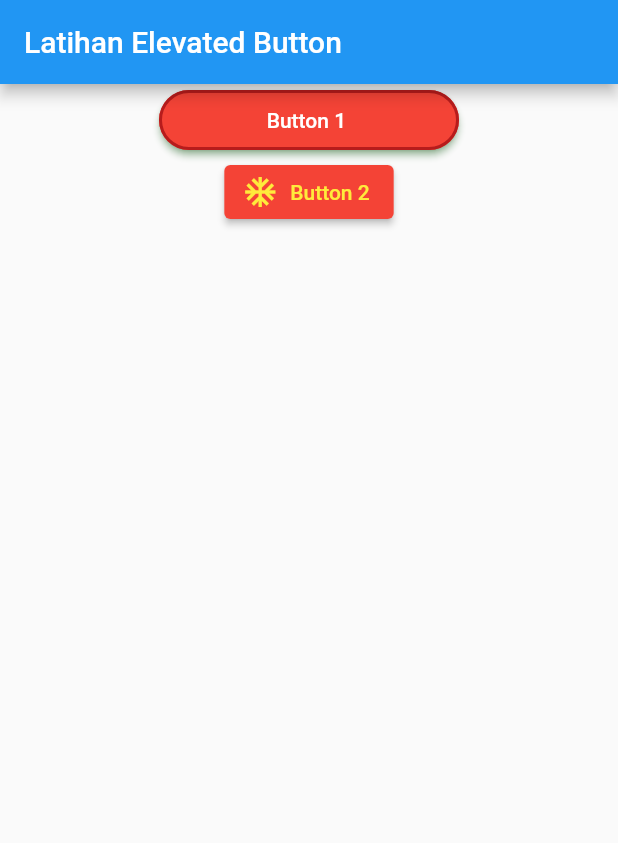
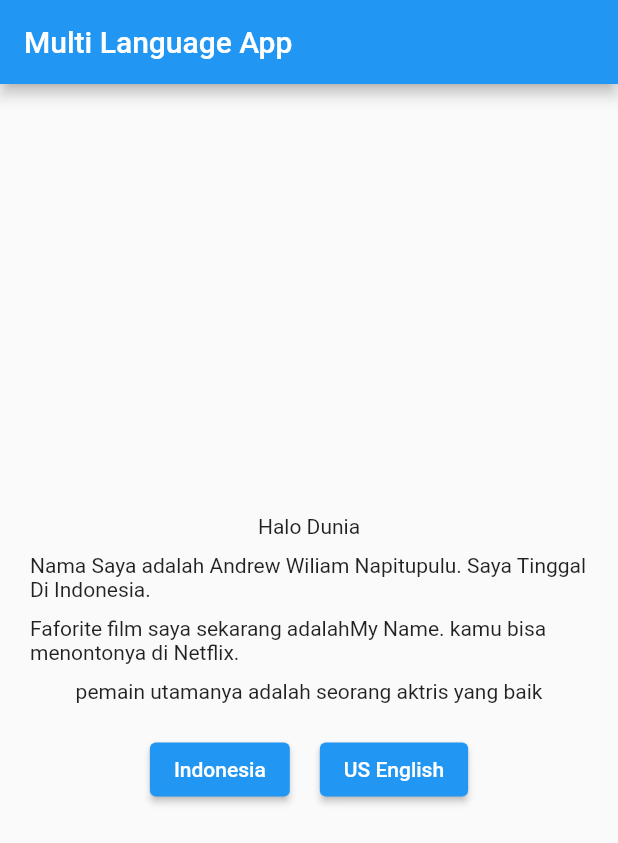
Before and after one commit to angular403/flutter_fundamental2, a Flutter app: the screen it shows after launch, on a phone screen of 412 x 824 dp. Shown: the top 843 px of the screen. Run offline on Flutter 3.47's test engine with Material 2 defaults, Android fonts, the phone set to English and light mode, and no system bars; our stand-ins replace bloc, easy_localization, equatable, flutter_bloc.

Commit message:
multi language flutter

```diff
--- /dev/null
+++ b/assets/translations/en-US.json
@@ -0,0 +1,10 @@
+{
+    "greeting": "Hello World",
+    "name": "My Name is {}. I live in{}.",
+    "film": "My Favourite film right now is {title}. You can watch it on {platform}",
+    "character": {
+        "male": "The main character is a good actor",
+        "female": "The main character is a good actress",
+        "other": "The actors and The actress are very good."
+    }
+}
--- /dev/null
+++ b/assets/translations/id.json
@@ -0,0 +1,10 @@
+{
+    "greeting": "Halo Dunia",
+    "name": "Nama Saya adalah {}. Saya Tinggal Di {}.",
+    "film": "Faforite film saya sekarang adalah{title}. kamu bisa menontonya di {platform}.",
+    "character": {
+        "male": "pemain utamanya adalah seorang aktor yang baik",
+        "female": "pemain utamanya adalah seorang aktris yang baik",
+        "other": "para aktor dan aktris sangat keren."
+    }
+}
--- /dev/null
+++ b/lib/bloc/user_bloc.dart
@@ -0,0 +1,21 @@
+import 'package:bloc/bloc.dart';
+import 'package:equatable/equatable.dart';
+import 'package:flutter_fundamental/user.dart';
+
+part 'user_event.dart';
+part 'user_state.dart';
+
+class UserBloc extends Bloc<UserEvent, UserState> {
+  UserBloc() : super(UserInitial()) {
+    @override
+    Stream<UserState> mapEventToState(
+      UserEvent event,
+    ) async* {
+      if (event is ChangeNameEvent) {
+        yield UserLoaded(User(name: event.name, age: state.user.age));
+      } else if (event is BirthdayEvent) {
+      yield UserLoaded(User(name: state.user.name, age: state.user.age + 1));
+      }
+    }
+  }
+}
--- /dev/null
+++ b/lib/bloc/user_event.dart
@@ -0,0 +1,17 @@
+part of 'user_bloc.dart';
+
+abstract class UserEvent extends Equatable {
+  const UserEvent();
+
+  @override
+  List<Object> get props => [];
+}
+
+class ChangeNameEvent extends UserEvent {
+  final String name;
+  ChangeNameEvent(this.name);
+
+
+}
+
+class BirthdayEvent extends UserEvent{}
--- /dev/null
+++ b/lib/bloc/user_state.dart
@@ -0,0 +1,17 @@
+part of 'user_bloc.dart';
+
+abstract class UserState extends Equatable {
+  final User user;
+  const UserState(this.user);
+
+  @override
+  List<Object> get props => [user];
+}
+
+class UserInitial extends UserState {
+  UserInitial() : super(User(name: 'no Name', age: 0));
+}
+
+class UserLoaded extends UserState {
+  UserLoaded(User user) : super(user);
+}
--- a/lib/main.dart
+++ b/lib/main.dart
@@ -1,7 +1,22 @@
+import 'package:easy_localization/easy_localization.dart';
 import 'package:flutter/material.dart';
+import 'package:flutter_bloc/flutter_bloc.dart';
+import 'package:flutter_fundamental/bloc/user_bloc.dart';
 
-void main() {
-  runApp(MyApp());
+void main() async {
+  WidgetsFlutterBinding.ensureInitialized();
+  await EasyLocalization.ensureInitialized();
+  runApp(
+    EasyLocalization(
+      supportedLocales: [
+        Locale('id'),
+        Locale('en', 'US'),
+      ],
+      path: 'assets/translations',
+      startLocale: Locale('id'),
+      child: MyApp(),
+    ),
+  );
 }
 
 class MyApp extends StatelessWidget {
@@ -9,48 +24,118 @@ class MyApp extends StatelessWidget {
 
   @override
   Widget build(BuildContext context) {
-    return MaterialApp(
-      debugShowCheckedModeBanner: false,
-      home: Latihan(),
+    return BlocProvider(
+      create: (context) => UserBloc(),
+      child: MaterialApp(
+        localizationsDelegates: context.localizationDelegates,
+        supportedLocales: context.supportedLocales,
+        locale: context.locale,
+        debugShowCheckedModeBanner: false,
+        home: MultiLanguage(),
+      ),
     );
   }
 }
 
-class Latihan extends StatelessWidget {
-  const Latihan({Key? key}) : super(key: key);
+class MultiLanguage extends StatelessWidget {
+  const MultiLanguage({Key? key}) : super(key: key);
 
   @override
   Widget build(BuildContext context) {
     return Scaffold(
       appBar: AppBar(
-        title: Text('Latihan Elevated Button'),
+        title: Text('Multi Language App'),
+      ),
+      body: Center(
+        child: Padding(
+          padding: const EdgeInsets.all(20.0),
+          child: Column(
+            mainAxisAlignment: MainAxisAlignment.center,
+            children: [
+              const Text('greeting').tr(),
+              const SizedBox(height: 10),
+              const Text('name')
+                  .tr(args: ['Andrew Wiliam Napitupulu', 'Indonesia']),
+              const SizedBox(height: 10),
+              const Text('film')
+                  .tr(namedArgs: {'title': 'My Name', 'platform': 'Netflix'}),
+              const SizedBox(height: 10),
+              const Text('character').tr(gender: 'female'),
+              const SizedBox(height: 20),
+              Row(
+                mainAxisAlignment: MainAxisAlignment.center,
+                children: [
+                  ElevatedButton(
+                    onPressed: () {
+                      context.setLocale(Locale('id'));
+                    },
+                    child: Text('Indonesia'),
+                  ),
+                  const SizedBox(width: 20),
+                  ElevatedButton(
+                    onPressed: () {
+                      context.setLocale('en_US'.toLocale());
+                    },
+                    child: Text('US English'),
+                  ),
+                ],
+              ),
+            ],
+          ),
+        ),
+      ),
+    );
+  }
+}
+
+class MainPage extends StatelessWidget {
+  const MainPage({Key? key}) : super(key: key);
+
+  @override
+  Widget build(BuildContext context) {
+    final TextEditingController controller = TextEditingController();
+    return Scaffold(
+      appBar: AppBar(
+        title: BlocBuilder<UserBloc, UserState>(
+          builder: (context, state) {
+            return Text('Welcome ${state.user.name}');
+          },
+        ),
       ),
       body: Center(
         child: Column(
+          mainAxisAlignment: MainAxisAlignment.center,
           children: [
+            BlocBuilder<UserBloc, UserState>(
+              builder: (context, state) {
+                return Text(
+                    'Hi.. My Name ${state.user.name} and my age is  ${state.user.age} year');
+              },
+            ),
+            SizedBox(height: 40),
             ElevatedButton(
-              onPressed: () {},
-              child: Text('Button 1 '),
-              style: ElevatedButton.styleFrom(
-                  primary: Colors.red,
-                  minimumSize: Size(200, 40),
-                  shape: StadiumBorder(),
-                  elevation: 2,
-                  shadowColor: Colors.green,
-                  onSurface: Colors.red,
-                  side: BorderSide(width: 2, color: Colors.red.shade900)),
+                onPressed: () {
+                  context.read<UserBloc>().add(BirthdayEvent());
+                },
+                child: Text('Birthday')),
+            Container(
+              margin: EdgeInsets.all(15),
+              child: TextField(
+                controller: controller,
+                decoration: InputDecoration(
+                  fillColor: Colors.lightBlue[50],
+                  filled: true,
+                  border: OutlineInputBorder(
+                    borderRadius: BorderRadius.circular(8),
+                  ),
+                ),
+              ),
             ),
-            ElevatedButton.icon(
-              onPressed: () {},
-              icon: Icon(Icons.ac_unit),
-              label: Text('Button 2'),
-              style: ButtonStyle(
-                  foregroundColor: MaterialStateProperty.all(Colors.yellow),
-                  backgroundColor: MaterialStateProperty.resolveWith((states) =>
-                      states.any((element) => element == MaterialState.pressed)
-                          ? Colors.purple
-                          : Colors.red),
-                          overlayColor: MaterialStateProperty.all(Colors.green)),
+            ElevatedButton(
+              child: Text('Change Name'),
+              onPressed: () {
+                context.read<UserBloc>().add(ChangeNameEvent(controller.text));
+              },
             ),
           ],
         ),
--- /dev/null
+++ b/lib/user.dart
@@ -0,0 +1,11 @@
+import 'package:equatable/equatable.dart';
+
+class User extends Equatable {
+  final String name;
+  final int age;
+
+  User({required this.name, required this.age});
+
+  @override
+  List<Object?> get props => [name,age];
+}
```
Also changed, not shown: pubspec.yaml (+6 -3 lines), pubspec.lock.
